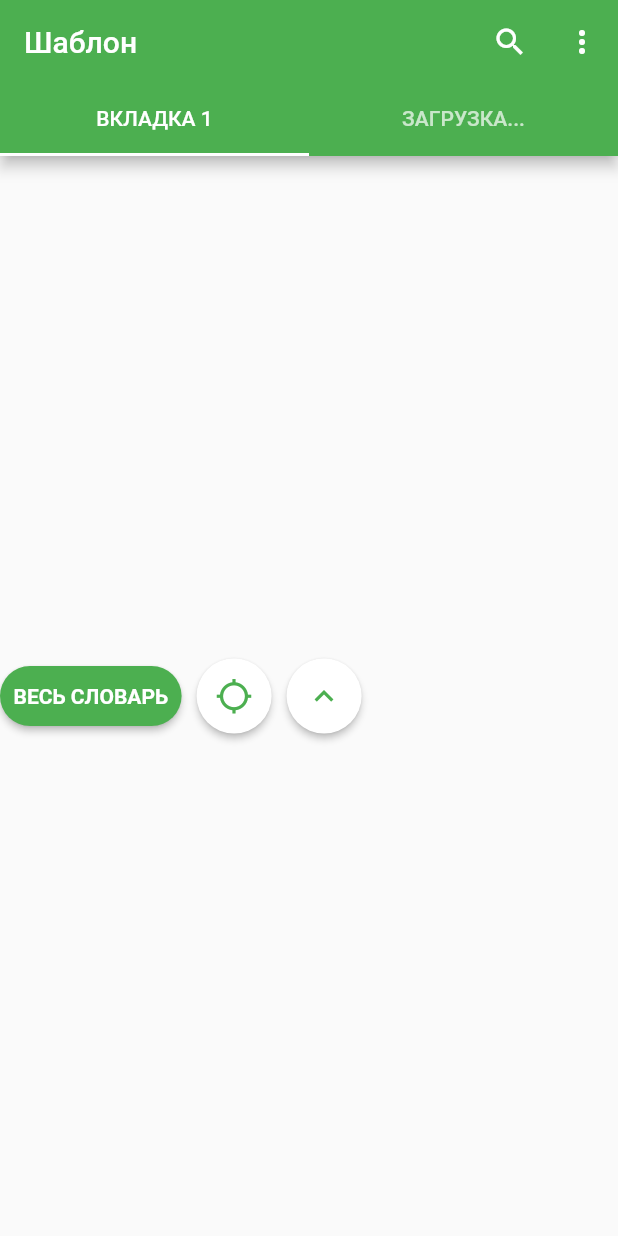
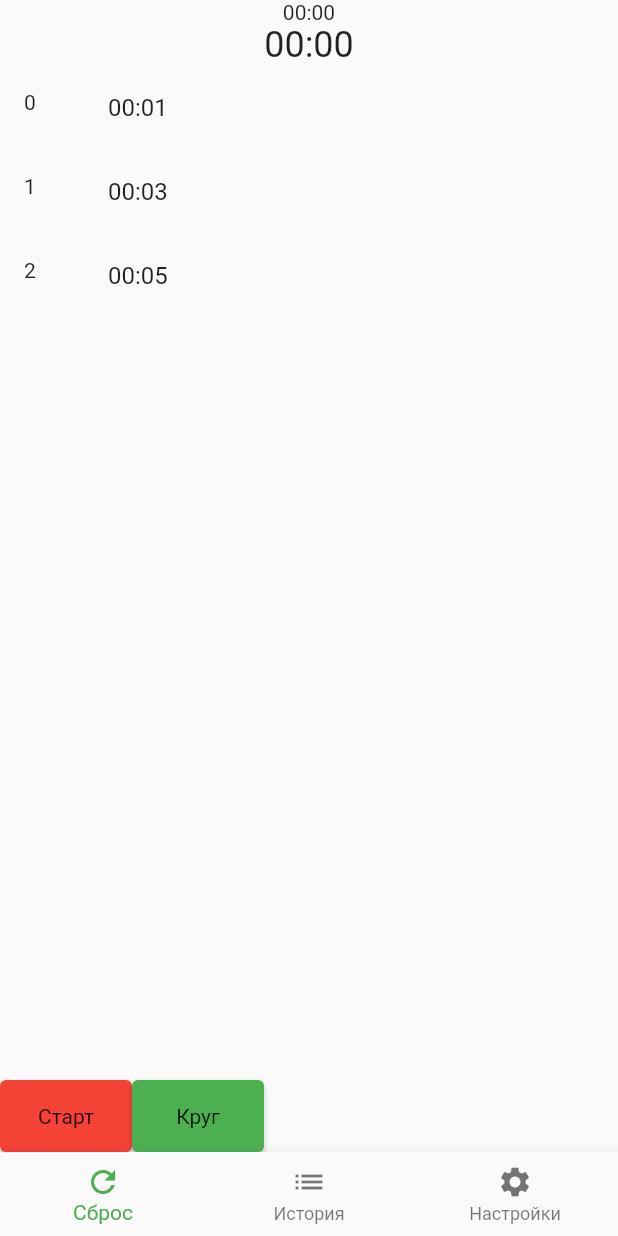
Before and after one commit to flankb/stopwatch-flutter, a Flutter app: the screen it shows after launch, on a phone screen of 412 x 824 dp. Run offline on Flutter 3.47's test engine with Material 2 defaults, Android fonts, the phone set to English and light mode, and no system bars; our stand-ins replace after_layout, bloc, csv, equatable, moor, moor_ffi; missing offline and left inert: flutter_widgets, launch_review, preferences, rate_my_app; generated files the repository leaves out were written again; project files that could hold a hidden picture were left out.

Commit message:
Набросок интерфейса главной страницы

```diff
--- a/lib/main.dart
+++ b/lib/main.dart
@@ -5,6 +5,7 @@ import 'package:flutter_widgets/flutter_widgets.dart';
 import 'package:launch_review/launch_review.dart';
 import 'package:learnwords/about_page.dart';
 import 'package:learnwords/widgets/circular.dart';
+import 'package:learnwords/widgets/stopwatch_body.dart';
 import 'package:preferences/preferences.dart';
 import 'package:rate_my_app/rate_my_app.dart';
 import 'package:scoped_model/scoped_model.dart';
@@ -173,6 +174,7 @@ class _MyTabPageState extends State<MyTabPageStateful>
 
   ItemScrollController _categoryScrollController;
   bool categoryInited = false;
+  int _selectedIndex = 0;
 
   @override
   void initState() {
@@ -243,6 +245,12 @@ class _MyTabPageState extends State<MyTabPageStateful>
     }
   }
 
+  void _onItemTapped(int index) {
+    setState(() {
+      _selectedIndex = index;
+    });
+  }
+
   @override
   Widget build(BuildContext context) {
     debugPrint('Main page loaded!');
@@ -254,150 +262,30 @@ class _MyTabPageState extends State<MyTabPageStateful>
 
     final tabsTemplate = ['КАТЕГОРИИ', 'ВЕСЬ СЛОВАРЬ'];
 
-    return DefaultTabController( //TODO Удалить при создании нового приложения
-      length: tabsTemplate.length,
-      child: ScopedModel<CaptionModel>(
-        model: captionModel,
-        /*create: (BuildContext context) {
-          return Caption();
-        },*/
-        child: Scaffold(
-          appBar: AppBar(
-              bottom: TabBar(
-                tabs: [
-                  Tab(text: 'ВКЛАДКА 1'),
-                  ScopedModelDescendant<CaptionModel>(
-                    builder: (BuildContext context, Widget child,
-                        CaptionModel model) {
-                      return Tab(text: model.caption);
-                    },
-                  ),
-                ],
-              ),
-              title: Text('Шаблон'),
-              actions: <Widget>[
-                // action button
-                IconButton(
-                  icon: Icon(choices[0].icon),
-                  onPressed: () async {
-                    //This is where You change to SEARCH MODE. To hide, just
-                    //add FALSE as value on the stream
-                    //appBarController.stream.add(true);
-                    //_scrollController.scrollTo(index: 1000, duration: Duration(seconds: 1)); // TODO Из CustomSearchDelegate не работает
-                    /*var customSearchDelegate = CustomSearchDelegate(
-                        scopedModel: productModel,
-                    scrollController: ItemScrollController());
+    // Подсказки по разметке:
+    // https://medium.com/flutter-community/flutter-expanded-widget-e203590f00cf
 
-                    var result = await showSearch(context: context, delegate: customSearchDelegate);*/
-                  },
-                ),
-                // action button
-                // overflow menu
-                PopupMenuButton<Choice>(
-                  onSelected: _select,
-                  itemBuilder: (BuildContext context) {
-                    return choices.skip(1).map((Choice choice) {
-                      return PopupMenuItem<Choice>(
-                        value: choice,
-                        child: Text(choice.title),
-                      );
-                    }).toList();
-                  },
-                ),
-              ]),
-          body: TabBarView(
-            children: tabsTemplate.map((String text) {
-              //final String label = tab.text.toLowerCase();
-              return text == 'КАТЕГОРИИ'
-                  ? Center(child: Row(
-                        children: <Widget>[
-                          true
-                              ? SizedBox(
-                                  //width: 120,
-                                  height: 40,
-                                  child: RawMaterialButton(
-                                    onPressed: () {
-                                    },
-                                    child: Padding(
-
-                                      child: Text(
-                                        "ВЕСЬ СЛОВАРЬ",
-                                        style: TextStyle(
-                                          color: Colors.white,
-                                            fontWeight:
-                                                FontWeight.bold),
-                                      ), padding: EdgeInsets.symmetric(horizontal: 4.0),
-                                    ),
-                                    shape:
-                                        RoundedRectangleBorder(
-                                            borderRadius:
-                                                BorderRadius
-                                                    .circular(
-                                                        20.0)),
-                                    elevation: 2.0,
-                                    fillColor: Theme.of(context)
-                                        .primaryColor,
-                                    padding:
-                                        const EdgeInsets.all(
-                                            5.0),
-                                  ),
-                                )
-                              : SizedBox.shrink(),
-                          SizedBox(
-                            width: 10,
-                          ),
-                          true
-                              ? SizedBox(
-                                  height: 50,
-                                  width: 50,
-                                  child: RawMaterialButton(
-                                    onPressed: () {
-                                    },
-                                    child: new Icon(
-                                      Icons.gps_not_fixed,
-                                      color: Theme.of(context)
-                                          .primaryColor ,
-                                      size: 25.0,
-                                    ),
-                                    shape: new CircleBorder(),
-                                    elevation: 2.0,
-                                    fillColor: Colors.white,
-                                    padding:
-                                        const EdgeInsets.all(
-                                            5.0),
-                                  ),
-                                )
-                              : SizedBox.shrink(),
-                          SizedBox(
-                            width: 10,
-                          ),
-                          SizedBox(
-                            height: 50,
-                            width: 50,
-                            child: RawMaterialButton(
-
-                              onPressed: () {
-                              },
-                              child: new Icon(
-                                Icons.keyboard_arrow_up,
-                                color:  Theme.of(context).primaryColor,
-                                size: 25.0,
-                              ),
-                              shape: new CircleBorder(),
-                              elevation: 2.0,
-                              fillColor:  Colors.white,
-                              padding: const EdgeInsets.all(5.0),
-                            ),
-                          )
-
-                        ],
-                      )
-
-                      ) : Container();
-            }).toList(),
-          ),
-        ),
-      ),
+    return Scaffold(
+      body: StopwatchBody(),
+        bottomNavigationBar: BottomNavigationBar(
+          items: const <BottomNavigationBarItem>[
+            BottomNavigationBarItem(
+              icon: Icon(Icons.refresh),
+              title: Text('Сброс'),
+            ),
+            BottomNavigationBarItem(
+              icon: Icon(Icons.list),
+              title: Text('История'),
+            ),
+            BottomNavigationBarItem(
+              icon: Icon(Icons.settings),
+              title: Text('Настройки'),
+            ),
+          ],
+          currentIndex: _selectedIndex,
+          //selectedItemColor: Colors.amber[800],
+          onTap: _onItemTapped,
+        )
     );
   }
 
--- /dev/null
+++ b/lib/widgets/stopwatch_body.dart
@@ -0,0 +1,69 @@
+import 'package:flutter/material.dart';
+
+class StopwatchBody extends StatelessWidget {
+  @override
+  Widget build(BuildContext context) {
+    List items = ["00:01", "00:03", "00:05"];
+
+    return Column(
+      children: <Widget>[
+        Container(
+          child: Column(
+            children: <Widget>[
+              Text("00:00", style: TextStyle(
+                fontSize: 14
+              ),),
+              Text("00:00", style: TextStyle(
+                fontSize: 24
+              ),)
+            ],
+          ),
+        ),
+        Expanded(
+          child: ListView.builder(
+            itemCount: items.length,
+            itemBuilder: (BuildContext context, int index) {
+              return ListTile(
+                leading: Text(index.toString()),
+                  title: Text(items[index]));
+            },
+          ),
+        ),
+        Row(
+          children: <Widget>[
+            Column(
+              children: <Widget>[
+                RawMaterialButton(
+                  child: Padding(padding: EdgeInsets.all(16),
+                    child: Text("Старт"),
+                  ),
+                  onPressed: () {},
+                  fillColor: Colors.red,
+                  shape: RoundedRectangleBorder(
+                    borderRadius: BorderRadius.all(Radius.circular(4)),
+                  ),
+                )
+              ],
+            ),
+            Column(
+              children: <Widget>[
+                RawMaterialButton(
+
+                  child: Padding(padding: EdgeInsets.all(16),
+                    child: Text("Круг"),
+
+                  ),
+                  onPressed: () {},
+                  fillColor: Theme.of(context).primaryColor,
+                  shape: RoundedRectangleBorder(
+                    borderRadius: BorderRadius.all(Radius.circular(4)),
+                  ),
+                )
+              ],
+            )
+          ],
+        ),
+      ],
+    );
+  }
+}
```
